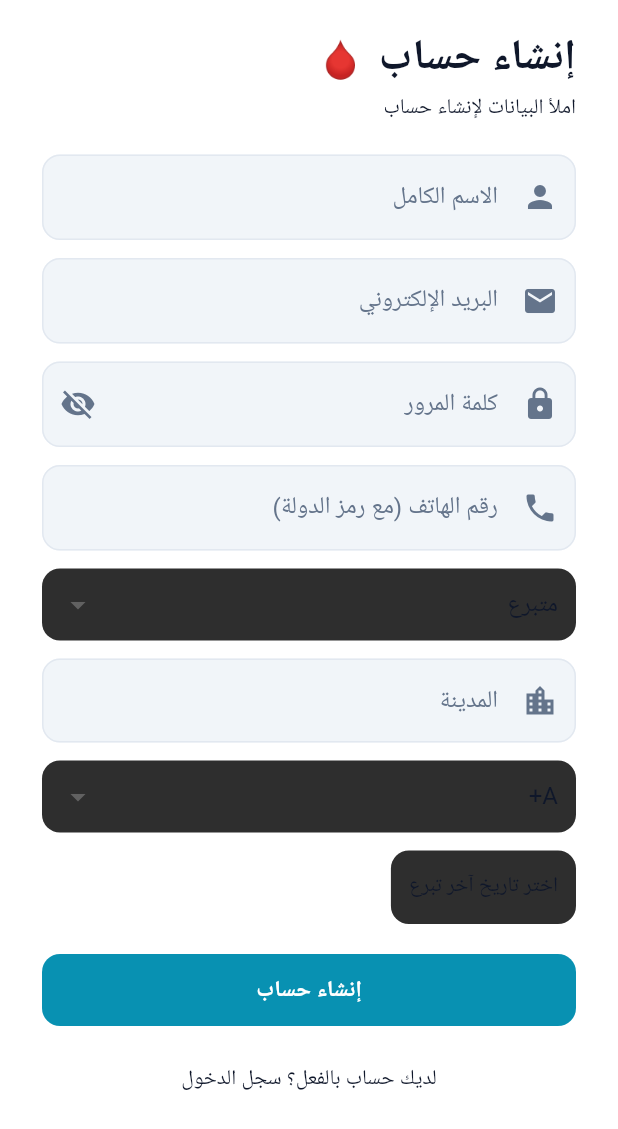
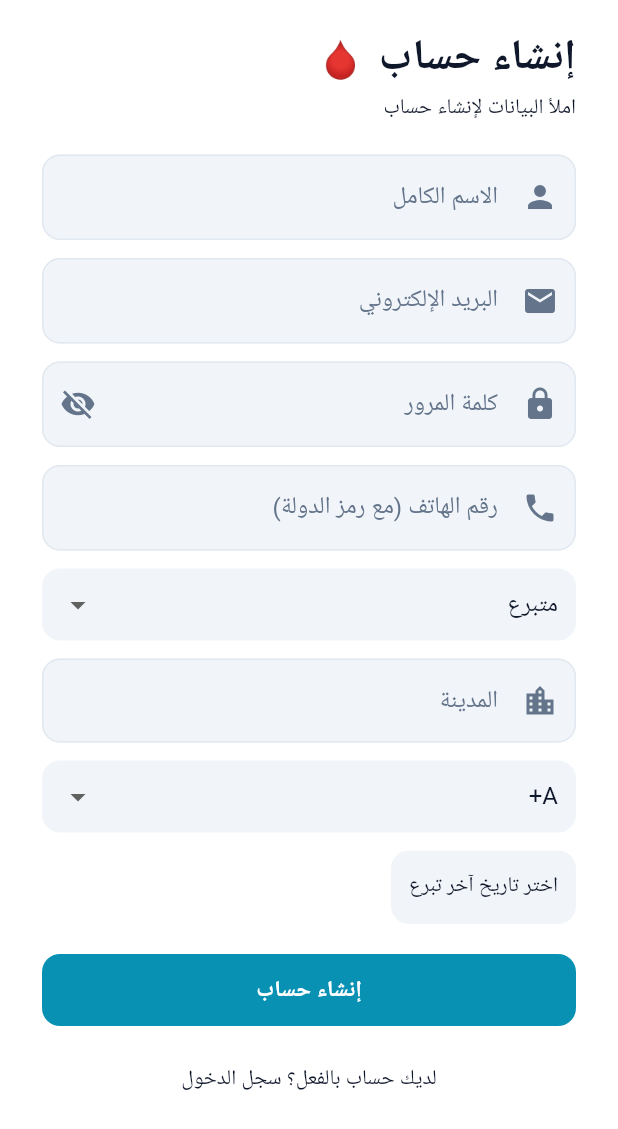
Before and after one commit to AlmohsenMyya/blood_donation, a Flutter app: the screen it shows after launch, after a tap on "متبرع", on a phone screen of 412 x 824 dp. Shown: the top 1129 px of the screen. Run offline on Flutter 3.47's test engine with Material 3 defaults, Android fonts, the phone set to English and light mode, and no system bars; our stand-ins replace cloud_firestore, firebase_auth, firebase_core, firebase_messaging, flutter_dotenv, flutter_local_notifications and 4 more; missing offline and left inert: mobile_scanner; accounts and stored records are empty; key blocks and very long unbroken strings in the code were emptied for the run.

Commit message:
Update app appearance for a cleaner medical look
Introduce a dark mode toggle and update UI elements across authentication screens to use theme-aware colors, replacing hardcoded values with dynamic color scheme properties.

Replit-Commit-Author: Agent
Replit-Commit-Session-Id: 96f0cb3b-f585-47a2-971d-163fbc4546a3
Replit-Commit-Checkpoint-Type: full_checkpoint
Replit-Commit-Event-Id: 265572ad-c982-414c-a7f9-bc6ece156578
Replit-Commit-Screenshot-Url: https://storage.googleapis.com/screenshot-production-us-central1/9e6150c9-0bec-4507-962b-f51578d6cd52/96f0cb3b-f585-47a2-971d-163fbc4546a3/FfCgVcX
Replit-Helium-Checkpoint-Created: true

```diff
--- a/lib/l10n/app_ar.arb
+++ b/lib/l10n/app_ar.arb
@@ -415,6 +415,7 @@
       "token": { "type": "String" }
     }
   },
+  "darkMode": "الوضع الداكن",
   "markAllRead": "تحديد الكل كمقروء",
   "notifToday": "اليوم",
   "notifYesterday": "أمس",
--- a/lib/l10n/app_en.arb
+++ b/lib/l10n/app_en.arb
@@ -384,6 +384,7 @@
       "token": { "type": "String" }
     }
   },
+  "darkMode": "Dark Mode",
   "markAllRead": "Mark all as read",
   "notifToday": "Today",
   "notifYesterday": "Yesterday",
--- a/lib/screens/auth/role_selection_screen.dart
+++ b/lib/screens/auth/role_selection_screen.dart
@@ -106,9 +106,9 @@ class _RoleCard extends StatelessWidget {
         padding: AppDesignConstants.edgeInsetsMedium,
         width: double.infinity,
         decoration: BoxDecoration(
-          color: AppColors.surfaceDark,
+          color: theme.colorScheme.surface,
           borderRadius: AppDesignConstants.borderRadiusMedium,
-          border: Border.all(color: Colors.grey.shade800),
+          border: Border.all(color: theme.colorScheme.outline),
         ),
         child: Row(
           children: [
@@ -125,7 +125,7 @@ class _RoleCard extends StatelessWidget {
                 style: theme.textTheme.bodyMedium,
               ),
             ])),
-            const Icon(Icons.arrow_forward_ios, color: AppColors.textGrey, size: 16),
+            Icon(Icons.arrow_forward_ios, color: theme.colorScheme.onSurface.withOpacity(0.5), size: 16),
           ],
         ),
       ),
--- a/lib/screens/auth/sign_in_screen.dart
+++ b/lib/screens/auth/sign_in_screen.dart
@@ -122,7 +122,7 @@ Future<void> _login() async {
                     suffixIcon: IconButton(
                       icon: Icon(
                         _obscure ? Icons.visibility_off : Icons.visibility,
-                        color: AppColors.textGrey,
+                        color: theme.colorScheme.onSurface.withOpacity(0.5),
                       ),
                       onPressed: () => setState(() => _obscure = !_obscure),
                     ),
@@ -134,7 +134,7 @@ Future<void> _login() async {
                   child: ElevatedButton(
                     onPressed: _loading ? null : _login,
                     child: _loading
-                        ? const CircularProgressIndicator(color: AppColors.textPrimary)
+                        ? const CircularProgressIndicator(color: Colors.white)
                         : Text(l10n.login),
                   ),
                 ),
--- a/lib/screens/auth/sign_up_screen.dart
+++ b/lib/screens/auth/sign_up_screen.dart
@@ -55,8 +55,8 @@ class _SignupScreenState extends ConsumerState<SignupScreen> {
       firstDate: DateTime(2000),
       lastDate: now,
       builder: (context, child) => Theme(
-        data: ThemeData.dark().copyWith(
-          colorScheme: const ColorScheme.dark(
+        data: theme.copyWith(
+          colorScheme: theme.colorScheme.copyWith(
             primary: AppColors.primaryRed,
           ),
         ),
@@ -213,13 +213,13 @@ class _SignupScreenState extends ConsumerState<SignupScreen> {
                 Container(
                   padding: const EdgeInsets.symmetric(horizontal: 12),
                   decoration: BoxDecoration(
-                    color: AppColors.fieldDark,
+                    color: theme.colorScheme.surfaceContainerHighest,
                     borderRadius: AppDesignConstants.borderRadiusMedium,
                   ),
                   child: DropdownButtonHideUnderline(
                     child: DropdownButton<UserRole>(
                       value: _selectedRole,
-                      dropdownColor: AppColors.fieldDark,
+                      dropdownColor: theme.colorScheme.surface,
                       items: [
                         DropdownMenuItem(
                           value: UserRole.donor,
@@ -269,14 +269,14 @@ class _SignupScreenState extends ConsumerState<SignupScreen> {
                     return Container(
                       padding: const EdgeInsets.symmetric(horizontal: 12),
                       decoration: BoxDecoration(
-                        color: AppColors.fieldDark,
+                        color: theme.colorScheme.surfaceContainerHighest,
                         borderRadius: AppDesignConstants.borderRadiusMedium,
                       ),
                       child: DropdownButtonHideUnderline(
                         child: DropdownButton<String>(
                           value: _selectedCity.isEmpty ? null : _selectedCity,
                           hint: Text(l10n.city, style: theme.textTheme.bodyLarge?.copyWith(color: AppColors.textGrey)),
-                          dropdownColor: AppColors.fieldDark,
+                          dropdownColor: theme.colorScheme.surface,
                           items: cities.map((c) => DropdownMenuItem(value: c, child: Text(c, style: theme.textTheme.bodyLarge))).toList(),
                           onChanged: (v) => setState(() => _selectedCity = v!),
                           isExpanded: true,
@@ -291,13 +291,13 @@ class _SignupScreenState extends ConsumerState<SignupScreen> {
                   Container(
                     padding: const EdgeInsets.symmetric(horizontal: 12),
                     decoration: BoxDecoration(
-                      color: AppColors.fieldDark,
+                      color: theme.colorScheme.surfaceContainerHighest,
                       borderRadius: AppDesignConstants.borderRadiusMedium,
                     ),
                     child: DropdownButtonHideUnderline(
                       child: DropdownButton<String>(
                         value: _selectedBlood,
-                        dropdownColor: AppColors.fieldDark,
+                        dropdownColor: theme.colorScheme.surface,
                         items: _bloodTypes
                             .map(
                               (b) => DropdownMenuItem(
@@ -325,7 +325,7 @@ class _SignupScreenState extends ConsumerState<SignupScreen> {
                       horizontal: 12,
                     ),
                     decoration: BoxDecoration(
-                      color: AppColors.fieldDark,
+                      color: theme.colorScheme.surfaceContainerHighest,
                       borderRadius: AppDesignConstants.borderRadiusMedium,
                     ),
                     child: Text(
```
